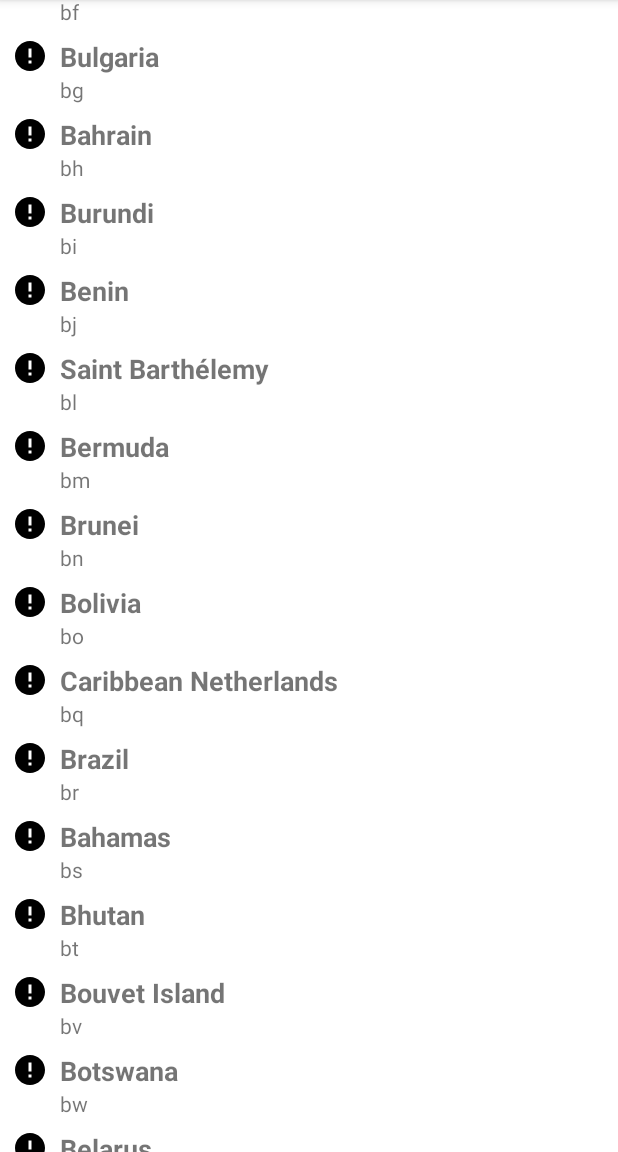
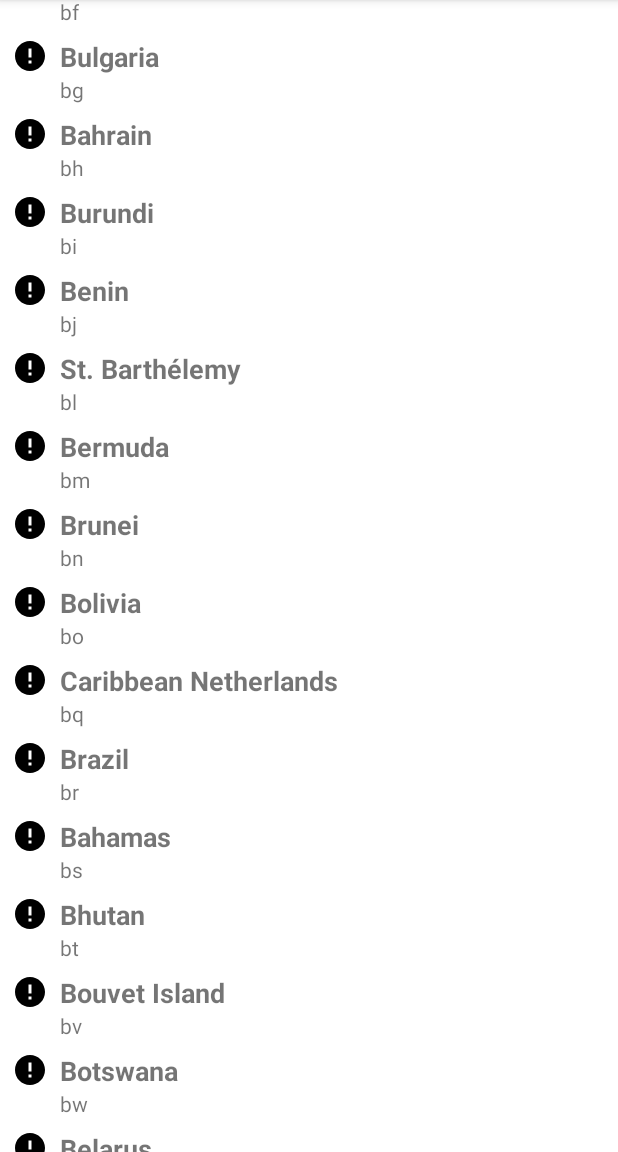
Before and after one commit to Bogdanovsky/Recycler, an Android app: the screen it shows after launch (MainActivity), scrolled down 1074 dp, on a phone screen of 412 x 824 dp, the part 84-1236 px from its top. Run offline under Robolectric (Android 15) with nearby library versions, the phone set to English and light mode, and no system bars; pictures from the network do not load.

Commit message:
fix according to comments

```diff
--- a/app/src/main/AndroidManifest.xml
+++ b/app/src/main/AndroidManifest.xml
@@ -1,7 +1,8 @@
 <?xml version="1.0" encoding="utf-8"?>
 <manifest xmlns:android="http://schemas.android.com/apk/res/android"
     xmlns:tools="http://schemas.android.com/tools">
-    <uses-permission android:name="android.permission.INTERNET"/>
+
+    <uses-permission android:name="android.permission.INTERNET" />
 
     <application
         android:allowBackup="true"
--- a/app/src/main/java/com/bogdanovsky/flags/Countries.kt
+++ b/app/src/main/java/com/bogdanovsky/flags/Countries.kt
@@ -1,263 +1,18 @@
 package com.bogdanovsky.flags
+
+import java.util.*
 
 class Countries() {
     companion object {
-        val countries = listOf(
-            "ad" to "Andorra",
-            "ae" to "United Arab Emirates",
-            "af" to "Afghanistan",
-            "ag" to "Antigua and Barbuda",
-            "ai" to "Anguilla",
-            "al" to "Albania",
-            "am" to "Armenia",
-            "ao" to "Angola",
-            "aq" to "Antarctica",
-            "ar" to "Argentina",
-            "as" to "American Samoa",
-            "at" to "Austria",
-            "au" to "Australia",
-            "aw" to "Aruba",
-            "ax" to "Åland Islands",
-            "az" to "Azerbaijan",
-            "ba" to "Bosnia and Herzegovina",
-            "bb" to "Barbados",
-            "bd" to "Bangladesh",
-            "be" to "Belgium",
-            "bf" to "Burkina Faso",
-            "bg" to "Bulgaria",
-            "bh" to "Bahrain",
-            "bi" to "Burundi",
-            "bj" to "Benin",
-            "bl" to "Saint Barthélemy",
-            "bm" to "Bermuda",
-            "bn" to "Brunei",
-            "bo" to "Bolivia",
-            "bq" to "Caribbean Netherlands",
-            "br" to "Brazil",
-            "bs" to "Bahamas",
-            "bt" to "Bhutan",
-            "bv" to "Bouvet Island",
-            "bw" to "Botswana",
-            "by" to "Belarus",
-            "bz" to "Belize",
-            "ca" to "Canada",
-            "cc" to "Cocos (Keeling) Islands",
-            "cd" to "DR Congo",
-            "cf" to "Central African Republic",
-            "cg" to "Republic of the Congo",
-            "ch" to "Switzerland",
-            "ci" to "Côte d'Ivoire (Ivory Coast)",
-            "ck" to "Cook Islands",
-            "cl" to "Chile",
-            "cm" to "Cameroon",
-            "cn" to "China",
-            "co" to "Colombia",
-            "cr" to "Costa Rica",
-            "cu" to "Cuba",
-            "cv" to "Cape Verde",
-            "cw" to "Curaçao",
-            "cx" to "Christmas Island",
-            "cy" to "Cyprus",
-            "cz" to "Czechia",
-            "de" to "Germany",
-            "dj" to "Djibouti",
-            "dk" to "Denmark",
-            "dm" to "Dominica",
-            "do" to "Dominican Republic",
-            "dz" to "Algeria",
-            "ec" to "Ecuador",
-            "ee" to "Estonia",
-            "eg" to "Egypt",
-            "eh" to "Western Sahara",
-            "er" to "Eritrea",
-            "es" to "Spain",
-            "et" to "Ethiopia",
-            "eu" to "European Union",
-            "fi" to "Finland",
-            "fj" to "Fiji",
-            "fk" to "Falkland Islands",
-            "fm" to "Micronesia",
-            "fo" to "Faroe Islands",
-            "fr" to "France",
-            "ga" to "Gabon",
-            "gb" to "United Kingdom",
-            "gb-eng" to "England",
-            "gb-nir" to "Northern Ireland",
-            "gb-sct" to "Scotland",
-            "gb-wls" to "Wales",
-            "gd" to "Grenada",
-            "ge" to "Georgia",
-            "gf" to "French Guiana",
-            "gg" to "Guernsey",
-            "gh" to "Ghana",
-            "gi" to "Gibraltar",
-            "gl" to "Greenland",
-            "gm" to "Gambia",
-            "gn" to "Guinea",
-            "gp" to "Guadeloupe",
-            "gq" to "Equatorial Guinea",
-            "gr" to "Greece",
-            "gs" to "South Georgia",
-            "gt" to "Guatemala",
-            "gu" to "Guam",
-            "gw" to "Guinea-Bissau",
-            "gy" to "Guyana",
-            "hk" to "Hong Kong",
-            "hm" to "Heard Island and McDonald Islands",
-            "hn" to "Honduras",
-            "hr" to "Croatia",
-            "ht" to "Haiti",
-            "hu" to "Hungary",
-            "id" to "Indonesia",
-            "ie" to "Ireland",
-            "il" to "Israel",
-            "im" to "Isle of Man",
-            "in" to "India",
-            "io" to "British Indian Ocean Territory",
-            "iq" to "Iraq",
-            "ir" to "Iran",
-            "is" to "Iceland",
-            "it" to "Italy",
-            "je" to "Jersey",
-            "jm" to "Jamaica",
-            "jo" to "Jordan",
-            "jp" to "Japan",
-            "ke" to "Kenya",
-            "kg" to "Kyrgyzstan",
-            "kh" to "Cambodia",
-            "ki" to "Kiribati",
-            "km" to "Comoros",
-            "kn" to "Saint Kitts and Nevis",
-            "kp" to "North Korea",
-            "kr" to "South Korea",
-            "kw" to "Kuwait",
-            "ky" to "Cayman Islands",
-            "kz" to "Kazakhstan",
-            "la" to "Laos",
-            "lb" to "Lebanon",
-            "lc" to "Saint Lucia",
-            "li" to "Liechtenstein",
-            "lk" to "Sri Lanka",
-            "lr" to "Liberia",
-            "ls" to "Lesotho",
-            "lt" to "Lithuania",
-            "lu" to "Luxembourg",
-            "lv" to "Latvia",
-            "ly" to "Libya",
-            "ma" to "Morocco",
-            "mc" to "Monaco",
-            "md" to "Moldova",
-            "me" to "Montenegro",
-            "mf" to "Saint Martin",
-            "mg" to "Madagascar",
-            "mh" to "Marshall Islands",
-            "mk" to "North Macedonia",
-            "ml" to "Mali",
-            "mm" to "Myanmar",
-            "mn" to "Mongolia",
-            "mo" to "Macau",
-            "mp" to "Northern Mariana Islands",
-            "mq" to "Martinique",
-            "mr" to "Mauritania",
-            "ms" to "Montserrat",
-            "mt" to "Malta",
-            "mu" to "Mauritius",
-            "mv" to "Maldives",
-            "mw" to "Malawi",
-            "mx" to "Mexico",
-            "my" to "Malaysia",
-            "mz" to "Mozambique",
-            "na" to "Namibia",
-            "nc" to "New Caledonia",
-            "ne" to "Niger",
-            "nf" to "Norfolk Island",
-            "ng" to "Nigeria",
-            "ni" to "Nicaragua",
-            "nl" to "Netherlands",
-            "no" to "Norway",
-            "np" to "Nepal",
-            "nr" to "Nauru",
-            "nu" to "Niue",
-            "nz" to "New Zealand",
-            "om" to "Oman",
-            "pa" to "Panama",
-            "pe" to "Peru",
-            "pf" to "French Polynesia",
-            "pg" to "Papua New Guinea",
-            "ph" to "Philippines",
-            "pk" to "Pakistan",
-            "pl" to "Poland",
-            "pm" to "Saint Pierre and Miquelon",
-            "pn" to "Pitcairn Islands",
-            "pr" to "Puerto Rico",
-            "ps" to "Palestine",
-            "pt" to "Portugal",
-            "pw" to "Palau",
-            "py" to "Paraguay",
-            "qa" to "Qatar",
-            "re" to "Réunion",
-            "ro" to "Romania",
-            "rs" to "Serbia",
-            "ru" to "Russia",
-            "rw" to "Rwanda",
-            "sa" to "Saudi Arabia",
-            "sb" to "Solomon Islands",
-            "sc" to "Seychelles",
-            "sd" to "Sudan",
-            "se" to "Sweden",
-            "sg" to "Singapore",
-            "sh" to "Saint Helena, Ascension and Tristan da Cunha",
-            "si" to "Slovenia",
-            "sj" to "Svalbard and Jan Mayen",
-            "sk" to "Slovakia",
-            "sl" to "Sierra Leone",
-            "sm" to "San Marino",
-            "sn" to "Senegal",
-            "so" to "Somalia",
-            "sr" to "Suriname",
-            "ss" to "South Sudan",
-            "st" to "São Tomé and Príncipe",
-            "sv" to "El Salvador",
-            "sx" to "Sint Maarten",
-            "sy" to "Syria",
-            "sz" to "Eswatini (Swaziland)",
-            "tc" to "Turks and Caicos Islands",
-            "td" to "Chad",
-            "tf" to "French Southern and Antarctic Lands",
-            "tg" to "Togo",
-            "th" to "Thailand",
-            "tj" to "Tajikistan",
-            "tk" to "Tokelau",
-            "tl" to "Timor-Leste",
-            "tm" to "Turkmenistan",
-            "tn" to "Tunisia",
-            "to" to "Tonga",
-            "tr" to "Turkey",
-            "tt" to "Trinidad and Tobago",
-            "tv" to "Tuvalu",
-            "tw" to "Taiwan",
-            "tz" to "Tanzania",
-            "ua" to "Ukraine",
-            "ug" to "Uganda",
-            "um" to "United States Minor Outlying Islands",
-            "us" to "United States",
-            "uy" to "Uruguay",
-            "uz" to "Uzbekistan",
-            "va" to "Vatican City (Holy See)",
-            "vc" to "Saint Vincent and the Grenadines",
-            "ve" to "Venezuela",
-            "vg" to "British Virgin Islands",
-            "vi" to "United States Virgin Islands",
-            "vn" to "Vietnam",
-            "vu" to "Vanuatu",
-            "wf" to "Wallis and Futuna",
-            "ws" to "Samoa",
-            "xk" to "Kosovo",
-            "ye" to "Yemen",
-            "yt" to "Mayotte",
-            "za" to "South Africa",
-            "zm" to "Zambia",
-            "zw" to "Zimbabwe"
-        )
+        fun getCountries(): List<Pair<String, String>> {
+            val isoCountryCodes = Locale.getISOCountries()
+            val countries = mutableListOf<Pair<String, String>>()
+            for (code in isoCountryCodes) {
+                val locale = Locale(code, code)
+                countries.add(locale.country.lowercase() to locale.displayCountry)
+                println(locale.country to locale.displayCountry)
+            }
+            return countries
+        }
     }
 }
--- a/app/src/main/java/com/bogdanovsky/flags/FlagsAdapter.kt
+++ b/app/src/main/java/com/bogdanovsky/flags/FlagsAdapter.kt
@@ -10,28 +10,28 @@ import coil.load
 
 class FlagsAdapter : RecyclerView.Adapter<FlagsAdapter.FlagsViewHolder>() {
 
-    val countries = Countries.countries
+    private val countries = Countries.getCountries()
 
-    class FlagsViewHolder(itemView: View): RecyclerView.ViewHolder(itemView) {
+    class FlagsViewHolder(itemView: View) : RecyclerView.ViewHolder(itemView) {
     }
 
     override fun onCreateViewHolder(parent: ViewGroup, viewType: Int): FlagsViewHolder {
-        val itemView = LayoutInflater.from(parent.context).inflate(R.layout.flag_item_view, parent, false)
+        val itemView =
+            LayoutInflater.from(parent.context).inflate(R.layout.flag_item_view, parent, false)
         return FlagsViewHolder(itemView)
     }
 
-    override fun getItemCount(): Int {
-        return countries.size
-    }
+    override fun getItemCount(): Int = countries.size
 
-    override fun onBindViewHolder(holder: FlagsViewHolder, position: Int) {
-        holder.itemView.findViewById<TextView>(R.id.id).text = countries[position].first
-        holder.itemView.findViewById<TextView>(R.id.name).text = countries[position].second
-        holder.itemView.findViewById<ImageView>(R.id.flag_image).
-        load("https://flagcdn.com/w320/${countries[position].first}.webp") {
-            placeholder(R.drawable.baseline_broken_image_24)
-            error(R.drawable.baseline_error_24)
+    override fun onBindViewHolder(holder: FlagsAdapter.FlagsViewHolder, position: Int) {
+        with(holder) {
+            itemView.findViewById<TextView>(R.id.id).text = countries[position].first
+            itemView.findViewById<TextView>(R.id.name).text = countries[position].second
+            itemView.findViewById<ImageView>(R.id.flag_image)
+                .load("https://flagcdn.com/w320/${countries[position].first}.webp") {
+                    placeholder(R.drawable.baseline_broken_image_24)
+                    error(R.drawable.baseline_error_24)
+                }
         }
-
     }
 }
--- a/app/src/main/java/com/bogdanovsky/flags/FlagsRecycler.kt
+++ /dev/null
@@ -1,9 +0,0 @@
-package com.bogdanovsky.flags
-
-import android.content.Context
-import androidx.recyclerview.widget.RecyclerView
-
-class FlagsRecycler(context: Context) : RecyclerView(context) {
-
-
-}
--- a/app/src/main/java/com/bogdanovsky/flags/MainActivity.kt
+++ b/app/src/main/java/com/bogdanovsky/flags/MainActivity.kt
@@ -1,7 +1,7 @@
 package com.bogdanovsky.flags
 
+import android.os.Bundle
 import androidx.appcompat.app.AppCompatActivity
-import android.os.Bundle
 import androidx.recyclerview.widget.LinearLayoutManager
 import androidx.recyclerview.widget.RecyclerView
 
@@ -10,8 +10,10 @@ class MainActivity : AppCompatActivity() {
         super.onCreate(savedInstanceState)
         setContentView(R.layout.activity_main)
 
-        val recycler = findViewById<RecyclerView>(R.id.recycler)
-        recycler.layoutManager = LinearLayoutManager(this)
-        recycler.adapter = FlagsAdapter()
+        val recycler = findViewById<RecyclerView>(R.id.recycler).apply {
+            layoutManager = LinearLayoutManager(this@MainActivity)
+            adapter = FlagsAdapter()
+        }
+
     }
 }
--- a/app/src/main/res/layout/activity_main.xml
+++ b/app/src/main/res/layout/activity_main.xml
@@ -1,6 +1,5 @@
 <?xml version="1.0" encoding="utf-8"?>
 <FrameLayout xmlns:android="http://schemas.android.com/apk/res/android"
-    xmlns:app="http://schemas.android.com/apk/res-auto"
     xmlns:tools="http://schemas.android.com/tools"
     android:layout_width="match_parent"
     android:layout_height="match_parent"
@@ -9,6 +8,6 @@
     <androidx.recyclerview.widget.RecyclerView
         android:id="@+id/recycler"
         android:layout_width="match_parent"
-        android:layout_height="match_parent"/>
+        android:layout_height="match_parent" />
 
 </FrameLayout>
--- a/app/src/main/res/layout/flag_item_view.xml
+++ b/app/src/main/res/layout/flag_item_view.xml
@@ -18,18 +18,18 @@
         android:layout_width="wrap_content"
         android:layout_height="wrap_content"
         android:layout_marginStart="8dp"
+        android:text="Great Britain"
         android:textSize="18sp"
         android:textStyle="bold"
         app:layout_constraintStart_toEndOf="@+id/flag_image"
-        app:layout_constraintTop_toTopOf="@id/flag_image"
-        android:text="Great Britain"/>
+        app:layout_constraintTop_toTopOf="@id/flag_image" />
 
     <TextView
         android:id="@+id/id"
         android:layout_width="wrap_content"
         android:layout_height="wrap_content"
+        android:text="gb"
         app:layout_constraintStart_toStartOf="@id/name"
-        app:layout_constraintTop_toBottomOf="@+id/name"
-        android:text="gb"/>
+        app:layout_constraintTop_toBottomOf="@+id/name" />
 
 </androidx.constraintlayout.widget.ConstraintLayout>
```
Also changed, not shown: 2 other files.
